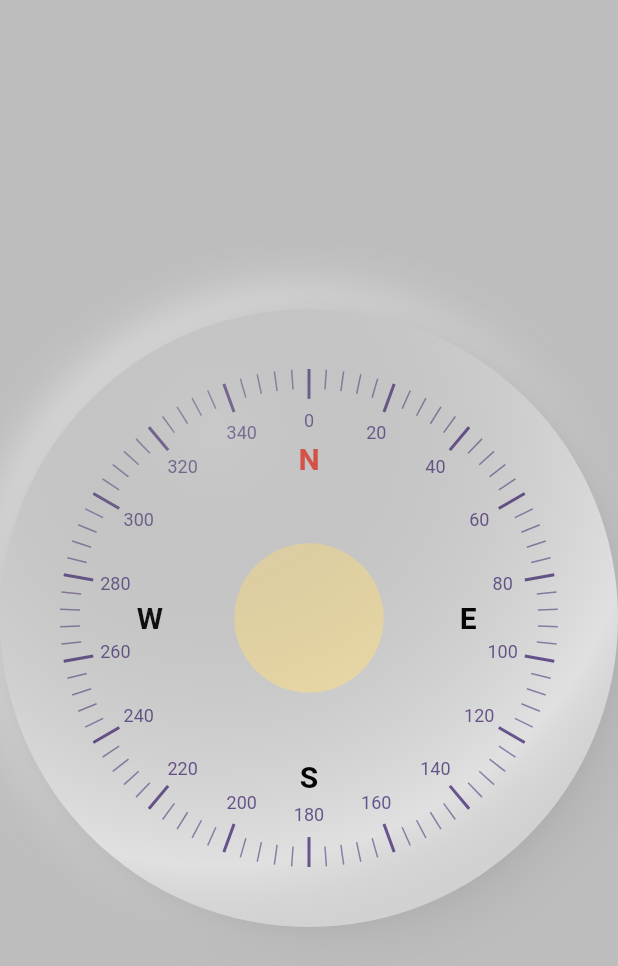
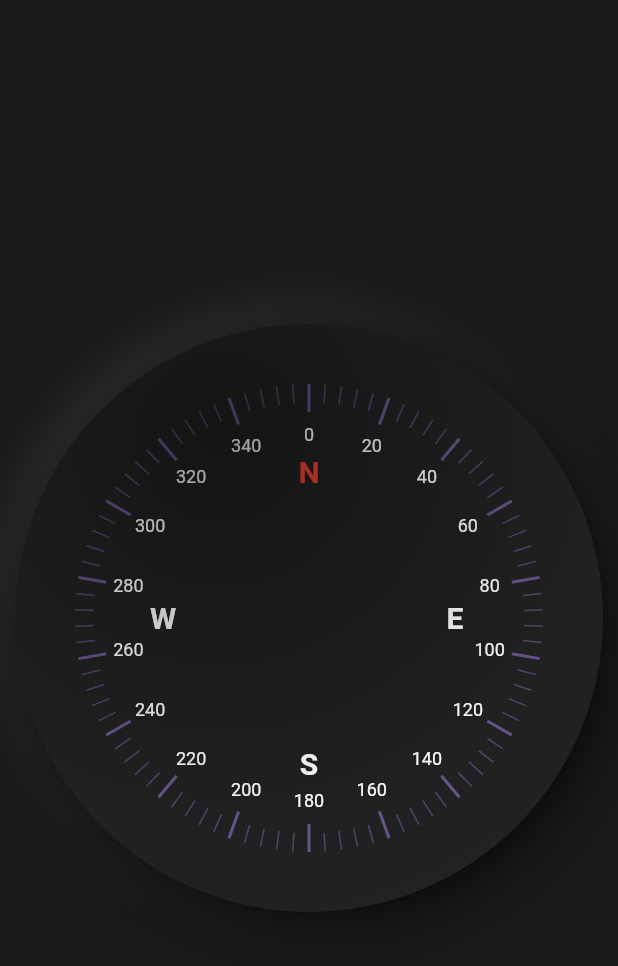
Before and after one commit to AminMemariani/flutter-compass, a Flutter app: the screen it shows after launch, on a phone screen of 412 x 824 dp. Shown: the top 966 px of the screen. Run offline on Flutter 3.47's test engine with Material 3 defaults, Android fonts, the phone set to English and light mode, and no system bars; our stand-ins replace flutter_compass.

Commit message:
Update HomePage and Neumorphism widget styles for improved UI. Changed HomePage background color and added padding, while updating Neumorphism widget colors for a darker theme. Modified CompassViewPainter text and inner circle colors to enhance visibility against the new background.

```diff
--- a/lib/pages/home.dart
+++ b/lib/pages/home.dart
@@ -34,8 +34,10 @@ class _HomePageState extends State<HomePage> {
   Widget build(BuildContext context) {
     final size = MediaQuery.of(context).size;
     return Scaffold(
-        backgroundColor: Colors.grey.shade400,
-        body: Neumorphism(
+        backgroundColor: const Color.fromARGB(255, 25, 25, 25),
+        body: Padding(
+          padding: const EdgeInsets.all(10.0),
+          child: Neumorphism(
             child: CustomPaint(
               size: size,
               painter: CompassViewPainter(
@@ -43,6 +45,7 @@ class _HomePageState extends State<HomePage> {
                 heading: _heading,
               ),
             ),
+          ),
         ));
   }
 }
--- a/lib/pages/widgets/compass_painter.dart
+++ b/lib/pages/widgets/compass_painter.dart
@@ -43,12 +43,12 @@ class CompassViewPainter extends CustomPainter {
       ..style = PaintingStyle.stroke;
 
     final TextStyle degreeStyle = TextStyle(
-      color: color,
+      color: Colors.white,
       fontSize: 12,
     );
 
     final TextStyle cardinalStyle = const TextStyle(
-      color: Colors.black,
+      color: Colors.white,
       fontSize: 20,
       fontWeight: FontWeight.bold,
     );
@@ -112,14 +112,14 @@ class CompassViewPainter extends CustomPainter {
 
     // Draw inner circle for heading
     final innerCirclePaint = Paint()
-      ..color = Colors.amber.shade100
+      ..color = Colors.grey.shade900
       ..style = PaintingStyle.fill;
     canvas.drawCircle(center, radius * 0.3, innerCirclePaint);
 
     // Draw heading text
     if (heading != null) {
       final headingStyle = const TextStyle(
-        color: Colors.black,
+        color: Colors.white,
         fontSize: 24,
         fontWeight: FontWeight.bold,
       );
--- a/lib/pages/widgets/neumorphism.dart
+++ b/lib/pages/widgets/neumorphism.dart
@@ -18,7 +18,7 @@ class Neumorphism extends StatelessWidget {
 
   @override
   Widget build(BuildContext context) {
-    final baseColor = Colors.grey.shade300;
+    final baseColor = Colors.grey.shade900;
 
     return Container(
       margin: margin,
@@ -28,13 +28,13 @@ class Neumorphism extends StatelessWidget {
         shape: BoxShape.circle,
         boxShadow: [
           BoxShadow(
-            color: Colors.white,
+            color: Colors.grey.shade800,
             offset: Offset(-distance, -distance),
             blurRadius: blur,
             spreadRadius: 1,
           ),
           BoxShadow(
-            color: Colors.grey.shade500,
+            color: Colors.black,
             offset: Offset(distance, distance),
             blurRadius: blur,
             spreadRadius: 1,
@@ -52,11 +52,10 @@ class Neumorphism extends StatelessWidget {
                 center: const Alignment(-0.3, -0.3),
                 radius: 1.0,
                 colors: [
-                  Colors.grey.shade500
-                      .withValues(alpha: 0.35), // top-left inner shadow
+                  Colors.black.withValues(alpha: 0.4), // top-left inner shadow
                   Colors.transparent,
-                    Colors.white
-                      .withValues(alpha: 0.3), // bottom-right inner highlight
+                  Colors.grey.shade700
+                      .withValues(alpha: 0.2), // bottom-right inner highlight
                 ],
                 stops: const [0.0, 0.7, 1.0],
               ),
```
Lines whose indentation alone changed are shown as unchanged.
